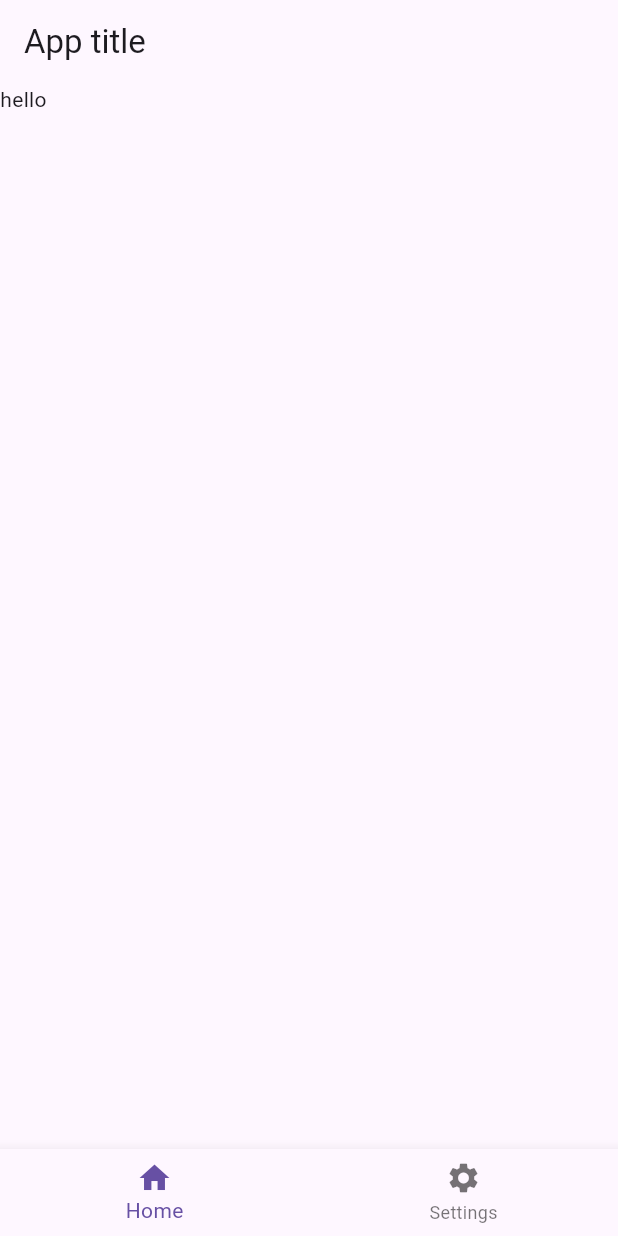
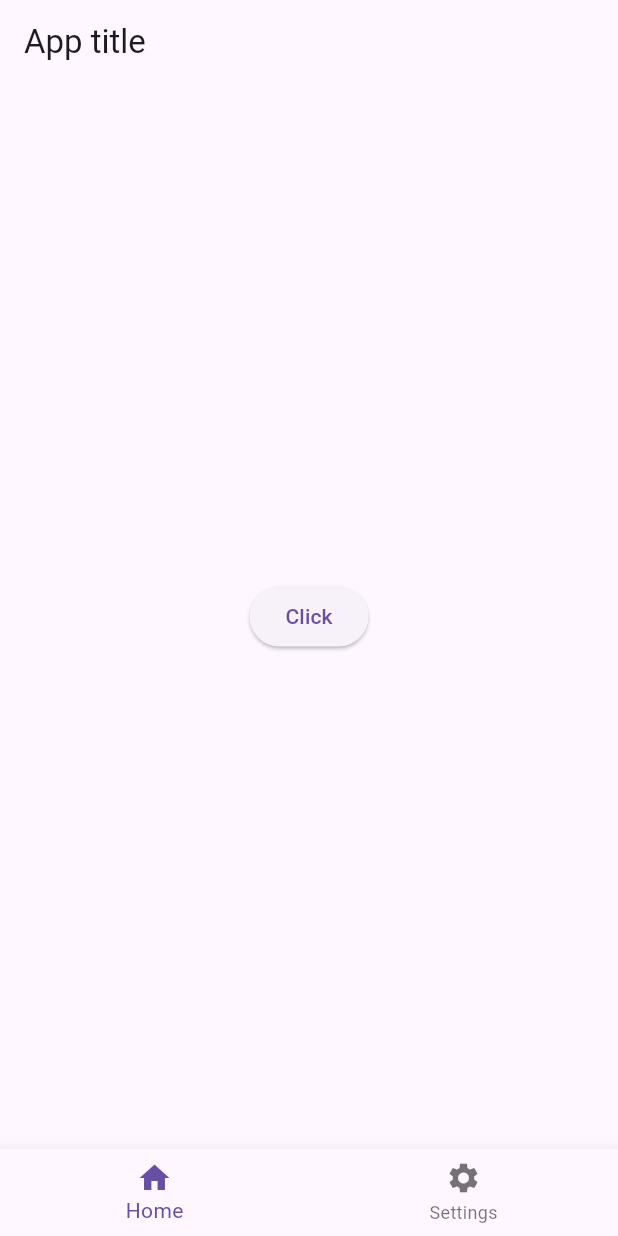
Before and after one commit to Sahanaj1/flutter-test, a Flutter app: the screen it shows after launch, on a phone screen of 412 x 824 dp. Run offline on Flutter 3.47's test engine with Material 3 defaults, Android fonts, the phone set to English and light mode, and no system bars.

Commit message:
update:stateful widgets and bottom navigation bar changes

```diff
--- a/lib/main.dart
+++ b/lib/main.dart
@@ -1,12 +1,19 @@
 import 'package:flutter/material.dart';
 
 void main() {
-  runApp(const MyApp());
+  runApp(MyApp());
 }
 
+class MyApp extends StatefulWidget {
+  MyApp({super.key});
 
-class MyApp extends StatelessWidget {
-  const MyApp({super.key});
+  @override
+  State<MyApp> createState() => _MyAppState();
+}
+
+class _MyAppState extends State<MyApp> {
+  String buttonName = 'Click';
+  int currentIndex = 0;
 
   @override
   Widget build(BuildContext context) {
@@ -16,18 +23,26 @@ class MyApp extends StatelessWidget {
         appBar: AppBar(
           title: const Text('App title'),
         ),
-        body: const Text('hello'),
+        body: Center(
+            child: ElevatedButton(
+                onPressed: () {
+                  setState(() {
+                    buttonName = 'Clicked';
+                  });
+                },
+                child: Text(buttonName))),
         bottomNavigationBar: BottomNavigationBar(
-          items: const[
+          items: const [
+            BottomNavigationBarItem(label: 'Home', icon: Icon(Icons.home)),
             BottomNavigationBarItem(
-              label: 'Home',
-              icon: Icon(Icons.home)
-              ),
-              BottomNavigationBarItem(
-              label: 'Settings',
-              icon: Icon(Icons.settings)
-              )
+                label: 'Settings', icon: Icon(Icons.settings))
           ],
+          currentIndex: currentIndex,
+          onTap: (int index) {
+            setState(() {
+              currentIndex = index;
+            });
+          },
         ),
       ),
     );
```
Also changed, not shown: 1 other file.
